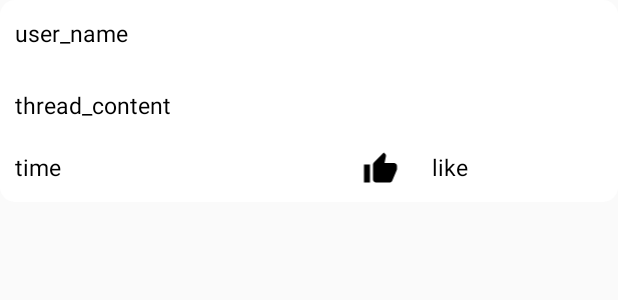
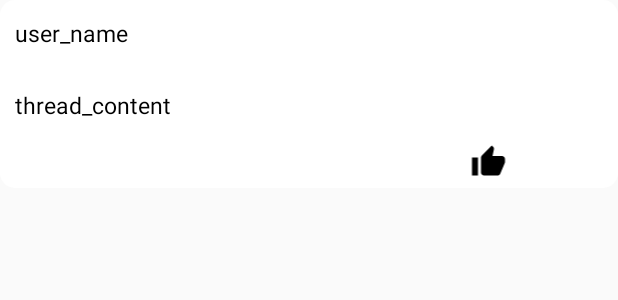
Before and after one commit to ffeiDing/ICanteen, an Android app: the layout thread_item.xml on its own in the app's theme, with its tools: preview values and no code run, on a phone screen of 412 x 824 dp. Shown: the top 300 px of the screen. Run offline under Robolectric (Android 15) with nearby library versions, the phone set to English and light mode, and no system bars.

Commit message:
菜品展示完成

```diff
--- a/app/src/main/AndroidManifest.xml
+++ b/app/src/main/AndroidManifest.xml
@@ -59,6 +59,10 @@
         <activity
             android:name=".FoodActivity"
             android:label="ICanteen">
+        </activity>
+        <activity
+            android:name=".DetailActivity"
+            android:label="评论">
         </activity>
         <activity
             android:name=".TestListActivity"
--- a/app/src/main/java/com/netlab/vc/coursehelper/util/Constants.java
+++ b/app/src/main/java/com/netlab/vc/coursehelper/util/Constants.java
@@ -16,6 +16,11 @@ public class Constants {
             put("LOGIN", "/user/login.php");
             put("REGISTER", "/user/register.php");
             put("FOOD_INFO","/food/info.php");
+            put("FOOD_COMMENTS","/food/comments.php");
+
+
+
+
             put("COURSE_LIST","/user/courses");
             put("COURSE_INFO","/course/info");
             put("QUIZ_LIST","/quiz/list");
--- a/app/src/main/res/layout/thread_item.xml
+++ b/app/src/main/res/layout/thread_item.xml
@@ -41,13 +41,12 @@
         android:layout_width="match_parent"
         android:layout_height="wrap_content"
         android:orientation="horizontal"
-        android:layout_margin="10dp">
+        android:layout_margin="5dp">
         <TextView
-            android:id="@+id/post_time"
+            android:id="@+id/like"
             android:layout_width="wrap_content"
             android:layout_height="match_parent"
             android:textSize="15sp"
-            android:text="time"
             android:textColor="@color/bg_black"
             android:layout_weight="2"/>
 
@@ -66,14 +65,15 @@
             app:srcCompat="@drawable/ic_thumb_up_black_24dp_2"
             android:id="@+id/like_button"
             android:layout_weight="1"/>
+
         <TextView
-            android:id="@+id/like_number"
+            android:id="@+id/post_time"
             android:layout_width="wrap_content"
             android:layout_height="match_parent"
             android:textColor="@color/bg_black"
-            android:text="like"
+            android:layout_alignParentRight="true"
             android:textSize="15sp"
-            android:layout_weight="2"/>
+            android:layout_weight="0.5"/>
     </LinearLayout>
 
 
```
Also changed, not shown: app/src/main/res/layout/announcement_item.xml (+10 -0 lines).
